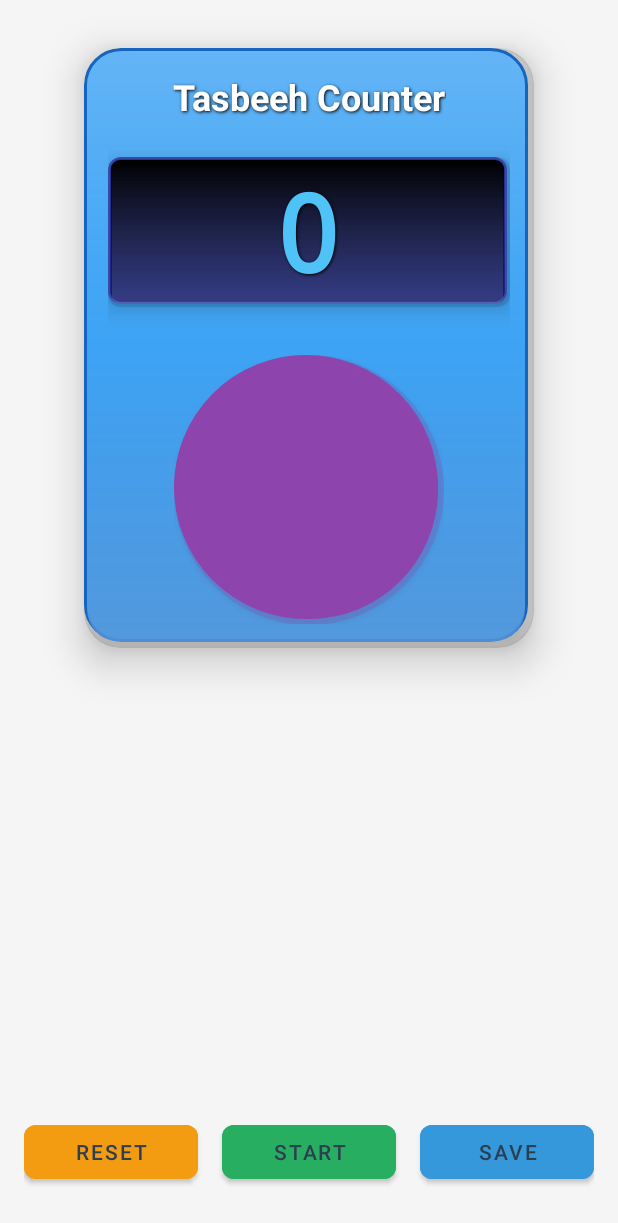
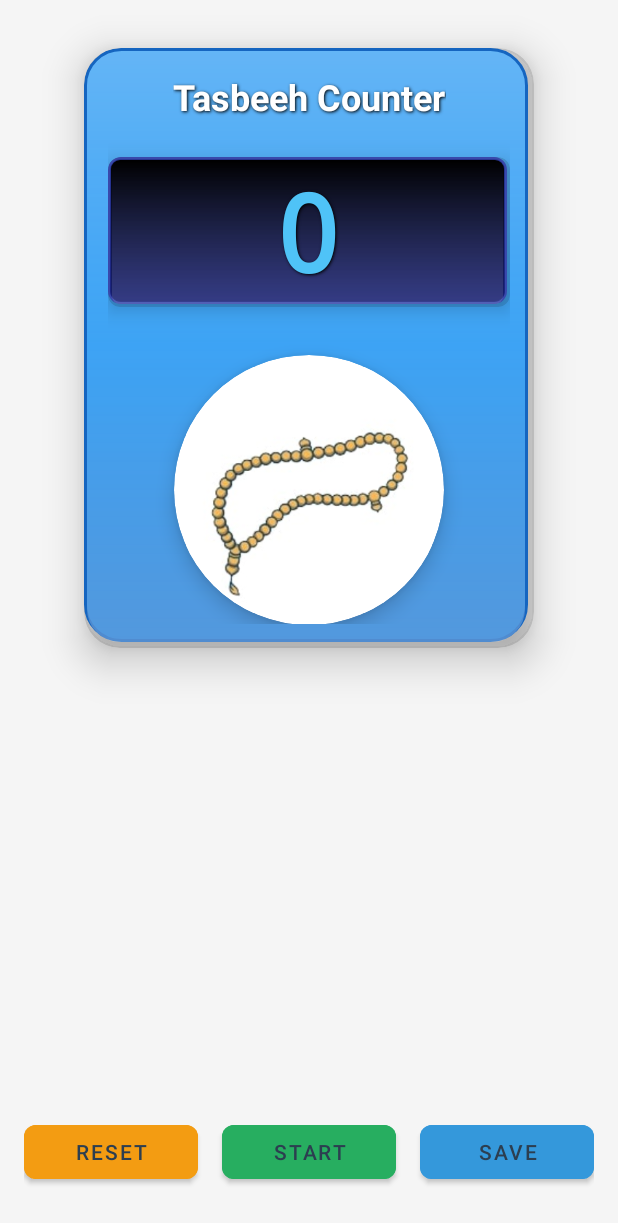
Before and after one commit to visiosoft/tasbeehcounter, an Android app: the screen it shows after launch (MainActivity), after a tap on "RESET", on a phone screen of 412 x 824 dp. Shown: the top 1223 px of the screen. Run offline under Robolectric (Android 15) with nearby library versions, the light colour scheme and no system bars.

Commit message:
Initial commit

```diff
--- a/app/src/main/AndroidManifest.xml
+++ b/app/src/main/AndroidManifest.xml
@@ -1,6 +1,9 @@
 <?xml version="1.0" encoding="utf-8"?>
 <manifest xmlns:android="http://schemas.android.com/apk/res/android"
-    xmlns:tools="http://schemas.android.com/tools">
+    xmlns:tools="http://schemas.android.com/tools"
+    package="com.example.tasbeehcounter">
+
+    <uses-permission android:name="android.permission.VIBRATE" />
 
     <application
         android:allowBackup="true"
--- a/app/src/main/java/com/example/tasbeehcounter/MainActivity.kt
+++ b/app/src/main/java/com/example/tasbeehcounter/MainActivity.kt
@@ -1,6 +1,9 @@
 package com.example.tasbeehcounter
 
+import android.content.Context
 import android.os.Bundle
+import android.os.VibrationEffect
+import android.os.Vibrator
 import android.view.LayoutInflater
 import android.widget.Toast
 import androidx.appcompat.app.AlertDialog
@@ -16,6 +19,7 @@ class MainActivity : AppCompatActivity() {
     private var isCounting = false
     private lateinit var binding: ActivityMainBinding
     private lateinit var sharedPreferences: SharedPreferences
+    private lateinit var vibrator: Vibrator
     private val gson = Gson()
     private val SAVED_COUNTS_KEY = "saved_counts"
 
@@ -25,6 +29,7 @@ class MainActivity : AppCompatActivity() {
         setContentView(binding.root)
 
         sharedPreferences = getSharedPreferences("TasbeehCounter", MODE_PRIVATE)
+        vibrator = getSystemService(Context.VIBRATOR_SERVICE) as Vibrator
         setupClickListeners()
     }
 
@@ -33,12 +38,26 @@ class MainActivity : AppCompatActivity() {
             if (isCounting) {
                 count++
                 updateCounterText()
+                // Add haptic feedback
+                if (android.os.Build.VERSION.SDK_INT >= android.os.Build.VERSION_CODES.O) {
+                    vibrator.vibrate(VibrationEffect.createOneShot(50, VibrationEffect.DEFAULT_AMPLITUDE))
+                } else {
+                    @Suppress("DEPRECATION")
+                    vibrator.vibrate(50)
+                }
             }
         }
 
         binding.resetButton.setOnClickListener {
             count = 0
             updateCounterText()
+            // Add haptic feedback for reset
+            if (android.os.Build.VERSION.SDK_INT >= android.os.Build.VERSION_CODES.O) {
+                vibrator.vibrate(VibrationEffect.createOneShot(100, VibrationEffect.DEFAULT_AMPLITUDE))
+            } else {
+                @Suppress("DEPRECATION")
+                vibrator.vibrate(100)
+            }
         }
 
         binding.startStopButton.setOnClickListener {
@@ -50,6 +69,13 @@ class MainActivity : AppCompatActivity() {
                     if (isCounting) R.color.stop_color else R.color.start_color
                 )
             )
+            // Add haptic feedback for start/stop
+            if (android.os.Build.VERSION.SDK_INT >= android.os.Build.VERSION_CODES.O) {
+                vibrator.vibrate(VibrationEffect.createOneShot(75, VibrationEffect.DEFAULT_AMPLITUDE))
+            } else {
+                @Suppress("DEPRECATION")
+                vibrator.vibrate(75)
+            }
         }
 
         binding.saveButton.setOnClickListener {
--- a/app/src/main/res/layout/activity_main.xml
+++ b/app/src/main/res/layout/activity_main.xml
@@ -67,33 +67,26 @@
 
             </androidx.cardview.widget.CardView>
 
-            <FrameLayout
+            <androidx.cardview.widget.CardView
+                android:id="@+id/counterButton"
                 android:layout_width="180dp"
                 android:layout_height="180dp"
                 android:layout_marginTop="32dp"
+                app:cardCornerRadius="90dp"
+                app:cardElevation="8dp"
                 app:layout_constraintBottom_toTopOf="@id/buttonLayout"
                 app:layout_constraintEnd_toEndOf="parent"
                 app:layout_constraintStart_toStartOf="parent"
                 app:layout_constraintTop_toBottomOf="@id/lcdScreen">
 
-                <com.google.android.material.button.MaterialButton
-                    android:id="@+id/counterButton"
+                <ImageView
                     android:layout_width="match_parent"
                     android:layout_height="match_parent"
-                    android:background="@drawable/purple_button_background"
-                    android:text=""
-                    android:textColor="#FFFFFF"
-                    app:cornerRadius="90dp" />
+                    android:src="@drawable/tasbeeh_counter_button"
+                    android:scaleType="centerCrop"
+                    android:padding="8dp" />
 
-                <ImageView
-                    android:layout_width="120dp"
-                    android:layout_height="120dp"
-                    android:layout_gravity="center"
-                    android:src="@drawable/islamic_symbol"
-                    android:scaleType="fitCenter"
-                    android:alpha="0.9" />
-
-            </FrameLayout>
+            </androidx.cardview.widget.CardView>
 
         </androidx.constraintlayout.widget.ConstraintLayout>
 
```
Also changed, not shown: app/src/main/res/drawable/circular_image_background.xml (added, +8 -0 lines), app/src/main/res/drawable/tasbeeh_counter_button.jpg (added).
